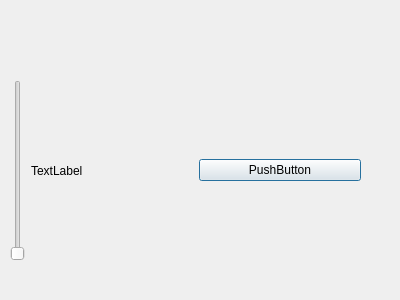
Above: pru1/pru.ui from MarianoDel/pyqt5 before the change. Below: the same form after it.
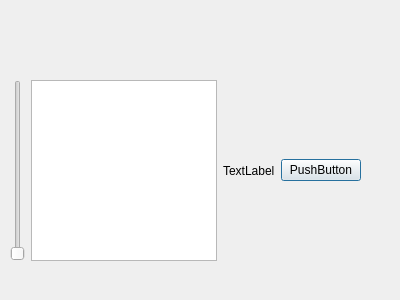
That is the form after the change.

The edit to the form file:
```diff
--- a/pru1/pru.ui
+++ b/pru1/pru.ui
@@ -30,6 +30,9 @@
       </property>
      </widget>
     </item>
+    <item>
+     <widget class="QTextEdit" name="textEdit"/>
+    </item>
     <item>
      <widget class="QLabel" name="label">
       <property name="text">
```
